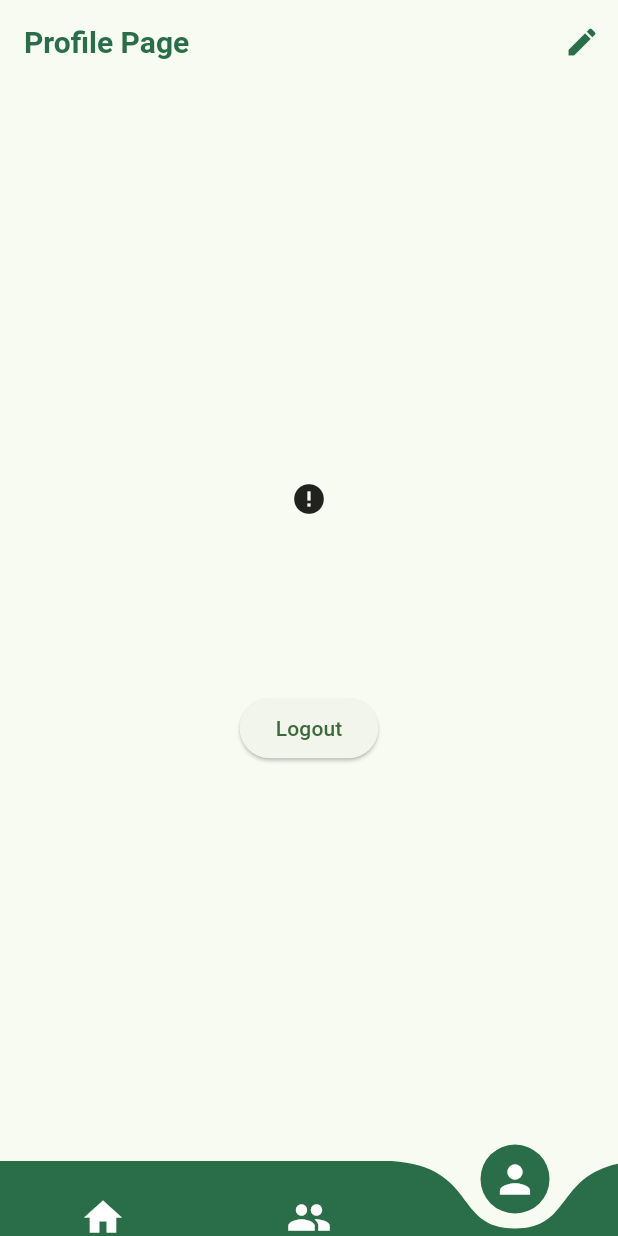
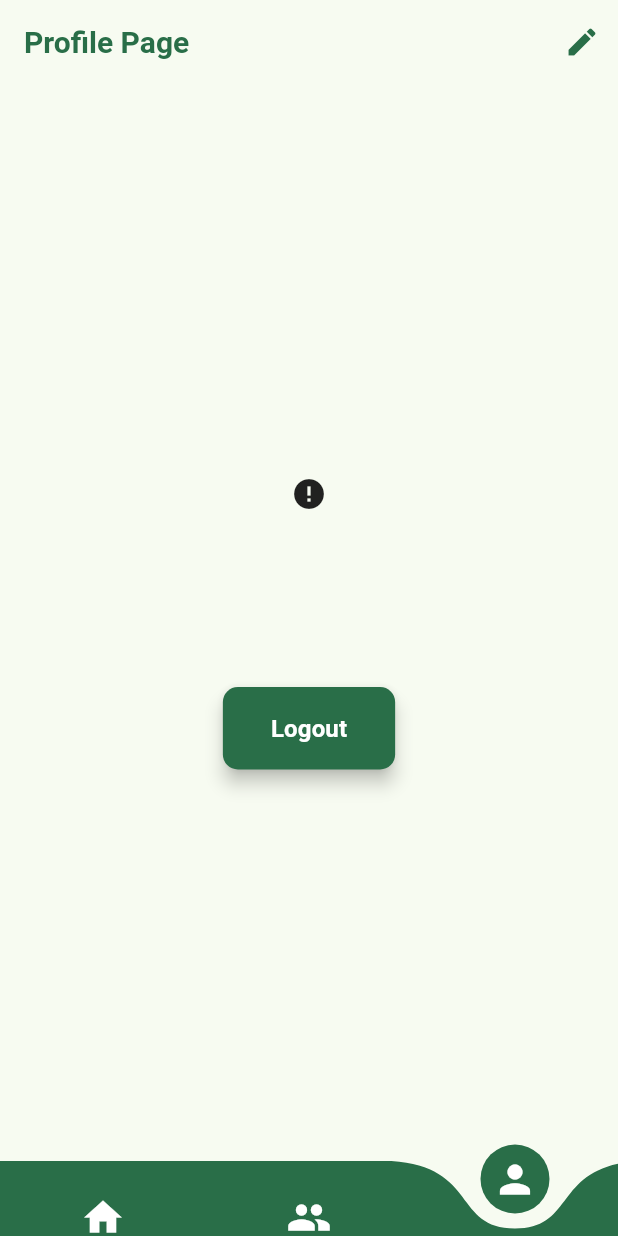
Before and after one commit to ThivaaVipul/Harvest_Guardian, a Flutter app: the screen it shows once a user with an empty profile is signed in, item 3 of the bottom bar chosen, on a phone screen of 412 x 824 dp. Run offline on Flutter 3.47's test engine with Material 3 defaults, Android fonts, the phone set to English and light mode, and no system bars; drawn by our look-alikes of cached_network_image, curved_navigation_bar; our stand-ins replace cloud_firestore, firebase_auth, firebase_core, firebase_database, firebase_storage, fl_chart and 12 more; missing offline and left inert: flutter_share, tflite; accounts and stored records are empty; generated files the repository leaves out were written again; network calls fail.

Commit message:
Final Fixes

```diff
--- a/lib/screens/profile_screen.dart
+++ b/lib/screens/profile_screen.dart
@@ -208,8 +208,21 @@ class UserProfileWidget extends StatelessWidget {
               ),
             );
           },
-          child: const Text(
-            "Logout",
+          style: ElevatedButton.styleFrom(
+            foregroundColor: Colors.white,
+            backgroundColor: Constants.primaryColor,
+            shape: RoundedRectangleBorder(
+              borderRadius: BorderRadius.circular(10),
+            ),
+            elevation: 5,
+            padding: EdgeInsets.symmetric(horizontal: 32, vertical: 16),
+          ),
+          child: Text(
+            'Logout',
+            style: TextStyle(
+              fontSize: 16,
+              fontWeight: FontWeight.bold,
+            ),
           ),
         ),
       ],
```
Also changed, not shown: lib/screens/edit_product.dart (+19 -2 lines), lib/screens/product_listing_page.dart (+95 -11 lines).
